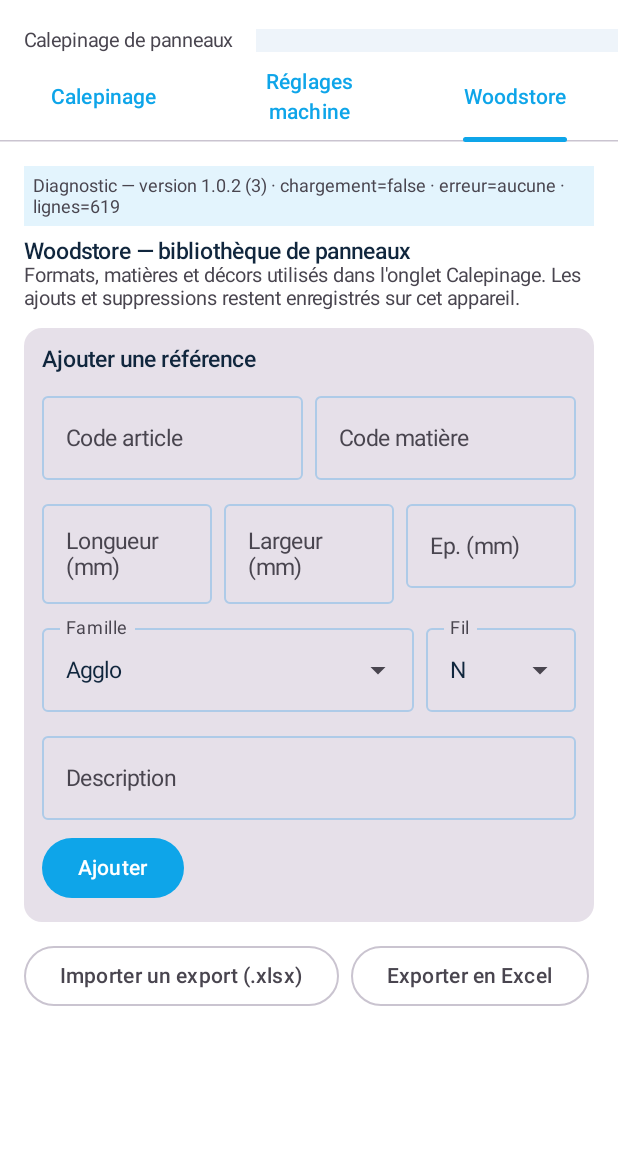
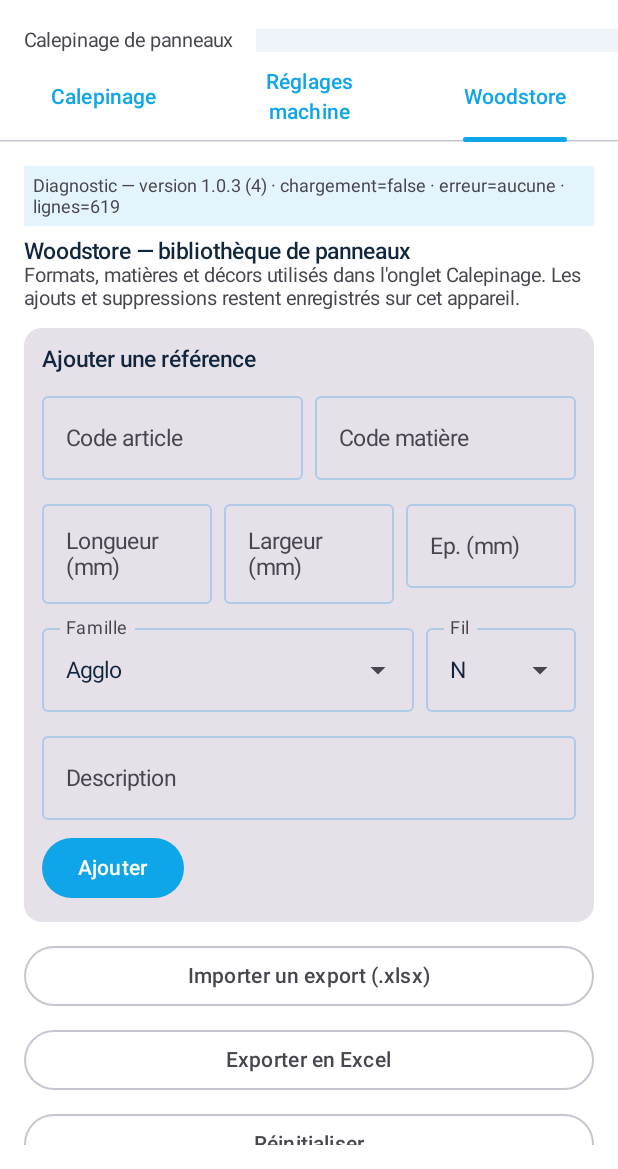
Before and after one commit to marinedouyere-oss/logiciel-linux, an Android app built with Jetpack Compose: the screen it shows after launch (MainActivity), tab 3 chosen, on a phone screen of 412 x 824 dp, the part 67-1236 px from its top. Run offline under Robolectric (Android 15) with nearby library versions, the phone set to English and light mode, and no system bars; pictures from the network do not load.

Commit message:
Fix Woodstore tab appearing empty: non-scrollable layout hid content
The diagnostic banner added previously proved the 619-row dataset was
loading correctly (lignes=619, erreur=aucune) - the bug was in
rendering, not data loading.

WoodstoreScreen's root was a plain Column (not scrollable) wrapping a
nested LazyColumn for the actual rows. Once the diagnostic banner,
title, description and the add-row form filled the screen, the nested
LazyColumn had no way to be scrolled into view. CalepinageScreen and
ReglagesScreen already used a single top-level LazyColumn and never
had this problem.

Restructured WoodstoreScreen around one top-level LazyColumn, with the
header/form content as a single item {} and the actual rows as
items(filtered). Also changed the Importer/Exporter/Réinitialiser
button row (which had no wrap and could clip "Réinitialiser" off
narrow screens) to a full-width vertical stack.

Bumped versionCode/versionName to 4/1.0.3.

Co-Authored-By: Claude Sonnet 5 <noreply@anthropic.com>
Claude-Session: https://claude.ai/code/session_01MALWbCHwURQhERYZ5nRfgV

```diff
--- a/orion-android/app/build.gradle.kts
+++ b/orion-android/app/build.gradle.kts
@@ -11,8 +11,8 @@ android {
         applicationId = "com.marinedouyere.orion"
         minSdk = 24
         targetSdk = 37
-        versionCode = 3
-        versionName = "1.0.2"
+        versionCode = 4
+        versionName = "1.0.3"
 
         testInstrumentationRunner = "androidx.test.runner.AndroidJUnitRunner"
     }
--- a/orion-android/app/src/main/java/com/marinedouyere/orion/ui/woodstore/WoodstoreScreen.kt
+++ b/orion-android/app/src/main/java/com/marinedouyere/orion/ui/woodstore/WoodstoreScreen.kt
@@ -100,7 +100,9 @@ fun WoodstoreScreen(viewModel: OrionViewModel) {
         list
     }
 
-    Column(Modifier.fillMaxWidth().padding(16.dp)) {
+    LazyColumn(Modifier.fillMaxWidth().padding(16.dp)) {
+        item {
+            Column {
                 Surface(color = MaterialTheme.colorScheme.surfaceVariant, modifier = Modifier.fillMaxWidth()) {
                     Text(
                         "Diagnostic — version ${com.marinedouyere.orion.BuildConfig.VERSION_NAME} (${com.marinedouyere.orion.BuildConfig.VERSION_CODE}) · " +
@@ -123,10 +125,10 @@ fun WoodstoreScreen(viewModel: OrionViewModel) {
                 }
 
                 Spacer(Modifier.height(12.dp))
-        Row(Modifier.fillMaxWidth(), horizontalArrangement = Arrangement.spacedBy(8.dp)) {
-            OutlinedButton(onClick = { importLauncher.launch(arrayOf("*/*")) }) { Text("Importer un export (.xlsx)") }
-            OutlinedButton(onClick = { exportLauncher.launch("woodstore_orion.xlsx") }) { Text("Exporter en Excel") }
-            OutlinedButton(onClick = { showResetConfirm = true }) { Text("Réinitialiser") }
+                Column(verticalArrangement = Arrangement.spacedBy(8.dp)) {
+                    OutlinedButton(onClick = { importLauncher.launch(arrayOf("*/*")) }, modifier = Modifier.fillMaxWidth()) { Text("Importer un export (.xlsx)") }
+                    OutlinedButton(onClick = { exportLauncher.launch("woodstore_orion.xlsx") }, modifier = Modifier.fillMaxWidth()) { Text("Exporter en Excel") }
+                    OutlinedButton(onClick = { showResetConfirm = true }, modifier = Modifier.fillMaxWidth()) { Text("Réinitialiser") }
                 }
 
                 Spacer(Modifier.height(12.dp))
@@ -163,12 +165,14 @@ fun WoodstoreScreen(viewModel: OrionViewModel) {
                 Spacer(Modifier.height(8.dp))
                 if (viewModel.isWoodstoreLoading) {
                     Text("Chargement…", style = MaterialTheme.typography.bodyMedium)
-        } else {
-            LazyColumn(Modifier.fillMaxWidth()) {
+                }
+            }
+        }
+
+        if (!viewModel.isWoodstoreLoading) {
             items(filtered, key = { it.id }) { row ->
                 WoodstoreRowItem(row, onDelete = { pendingDelete = row })
                 HorizontalDivider()
-                }
             }
         }
     }
```
Lines whose indentation alone changed are shown as unchanged.
